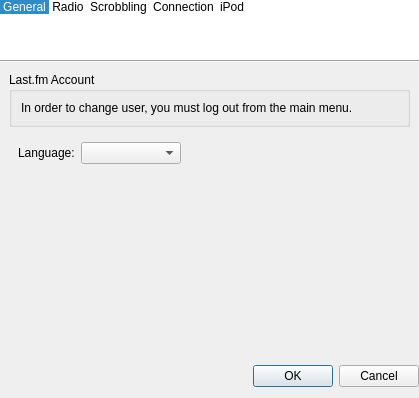
Qt form src/app/scrobbler/widgets/SettingsDialog/SettingsDialog.ui (dougma/lastfm-desktop) before a commit.
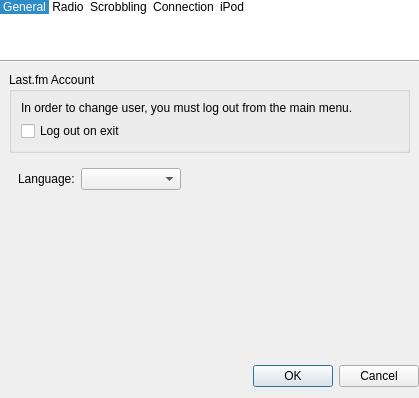
The same form after that commit. Icons and pictures are not drawn.

Commit message: Added LogOutOnExit setting, to counter absent remember password setting

```diff
--- a/src/app/scrobbler/widgets/SettingsDialog/SettingsDialog.ui
+++ b/src/app/scrobbler/widgets/SettingsDialog/SettingsDialog.ui
@@ -201,6 +201,13 @@
             </property>
            </widget>
           </item>
+          <item>
+           <widget class="QCheckBox" name="logOutOnExit" >
+            <property name="text" >
+             <string>Log out on exit</string>
+            </property>
+           </widget>
+          </item>
          </layout>
         </widget>
        </item>
```
The commit also changes 8 other files.
